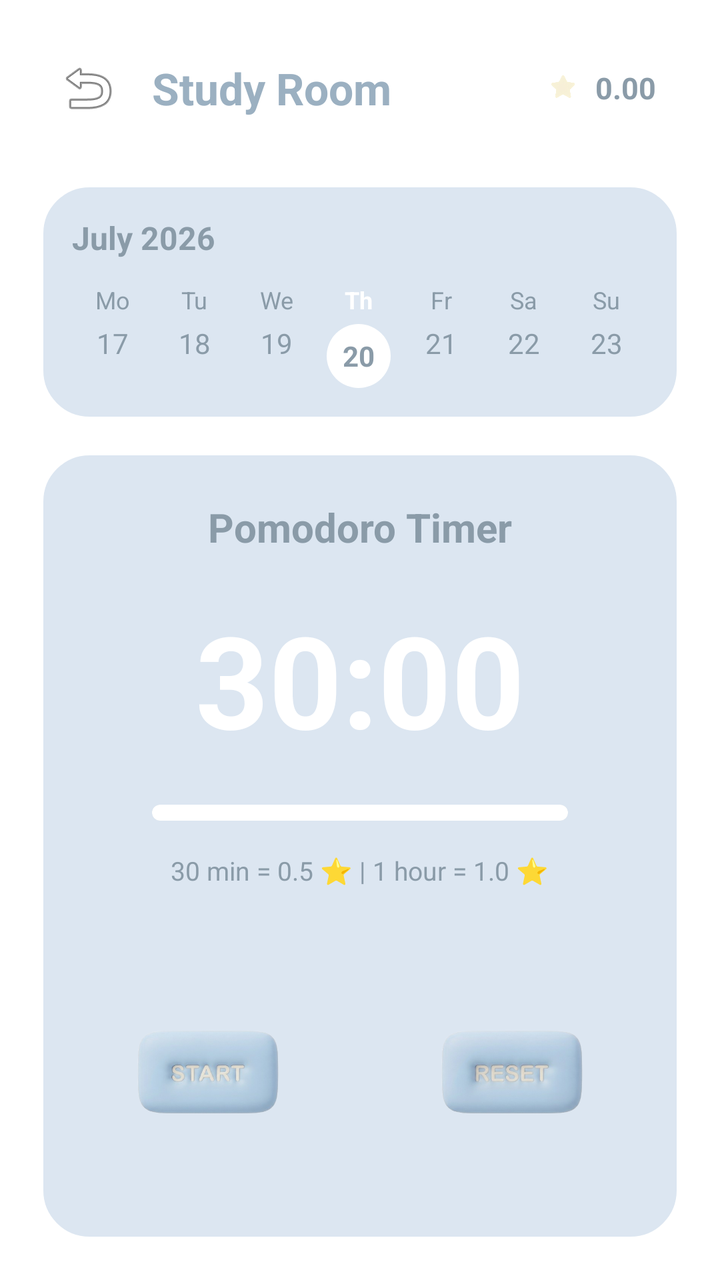
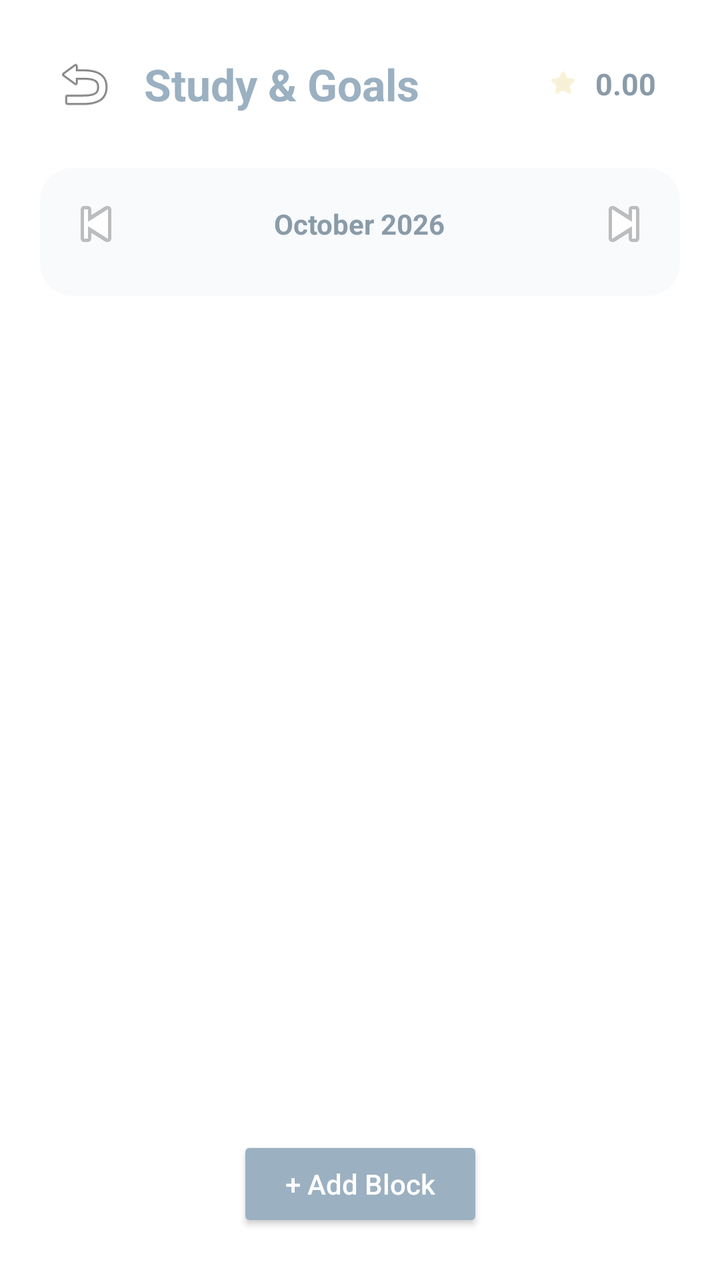

The first picture is an Android layout as it rendered before a commit; the second is the same layout after the commit. The layout source and the unified diff follow.
<!-- AndroidManifest.xml: activity theme Theme.AppCompat.Light.NoActionBar -->
<!-- res/layout/activity_study.xml -->
<?xml version="1.0" encoding="utf-8"?>
<androidx.constraintlayout.widget.ConstraintLayout
    xmlns:android="http://schemas.android.com/apk/res/android"
    xmlns:app="http://schemas.android.com/apk/res-auto"
    xmlns:tools="http://schemas.android.com/tools"
    android:layout_width="match_parent"
    android:layout_height="match_parent"
    android:background="@color/bg_white"
    android:padding="20dp"
    tools:context=".StudyActivity">

    
    <ImageButton
        android:id="@+id/btn_back"
        android:layout_width="48dp"
        android:layout_height="48dp"
        android:background="?android:attr/selectableItemBackgroundBorderless"
        android:contentDescription="Назад"
        android:src="@android:drawable/ic_menu_revert"
        app:layout_constraintStart_toStartOf="parent"
        app:layout_constraintTop_toTopOf="parent" />

    
    <TextView
        android:id="@+id/study_title"
        android:layout_width="wrap_content"
        android:layout_height="wrap_content"
        android:text="Study Room"
        android:textColor="#9BB0C1"
        android:textSize="22sp"
        android:textStyle="bold"
        android:layout_marginStart="8dp"
        app:layout_constraintBottom_toBottomOf="@id/btn_back"
        app:layout_constraintStart_toEndOf="@id/btn_back"
        app:layout_constraintTop_toTopOf="@id/btn_back" />

    
    <LinearLayout
        android:id="@+id/coins_container"
        android:layout_width="wrap_content"
        android:layout_height="36dp"
        android:background="@drawable/bg_button_white"
        android:elevation="0dp"
        android:gravity="center"
        android:orientation="horizontal"
        android:paddingHorizontal="12dp"
        app:layout_constraintBottom_toBottomOf="@id/btn_back"
        app:layout_constraintEnd_toEndOf="parent"
        app:layout_constraintTop_toTopOf="@id/btn_back">

        
        <ImageView
            android:layout_width="20dp"
            android:layout_height="20dp"
            android:layout_marginEnd="6dp"
            android:src="@drawable/star_coin_ico" />

        <TextView
            android:id="@+id/tv_coins_score"
            android:layout_width="wrap_content"
            android:layout_height="wrap_content"
            android:text="0.00"
            android:textColor="#8A9BA8"
            android:textSize="15sp"
            android:textStyle="bold" />
    </LinearLayout>

    
    <FrameLayout
        android:id="@+id/calendar_card"
        android:layout_width="match_parent"
        android:layout_height="wrap_content"
        android:layout_marginTop="24dp"
        android:background="@drawable/bg_home_card"
        app:layout_constraintTop_toBottomOf="@id/btn_back">

        <LinearLayout
            android:layout_width="match_parent"
            android:layout_height="wrap_content"
            android:orientation="vertical"
            android:padding="16dp">

            <TextView
                android:id="@+id/tv_calendar_month"
                android:layout_width="wrap_content"
                android:layout_height="wrap_content"
                android:text="July 2026"
                android:textColor="#8A9BA8"
                android:textSize="16sp"
                android:textStyle="bold"
                android:layout_marginBottom="12dp"/>

            
            <LinearLayout
                android:layout_width="match_parent"
                android:layout_height="wrap_content"
                android:orientation="horizontal"
                android:weightSum="7">

                
                <LinearLayout
                    android:layout_width="0dp"
                    android:layout_height="wrap_content"
                    android:layout_weight="1"
                    android:gravity="center"
                    android:orientation="vertical">
                    <TextView android:layout_width="wrap_content" android:layout_height="wrap_content" android:text="Mo" android:textColor="#8A9BA8" android:textSize="12sp"/>
                    <TextView android:layout_width="wrap_content" android:layout_height="wrap_content" android:text="17" android:textColor="#8A9BA8" android:textSize="14sp" android:layout_marginTop="4dp"/>
                </LinearLayout>

                
                <LinearLayout
                    android:layout_width="0dp"
                    android:layout_height="wrap_content"
                    android:layout_weight="1"
                    android:gravity="center"
                    android:orientation="vertical">
                    <TextView android:layout_width="wrap_content" android:layout_height="wrap_content" android:text="Tu" android:textColor="#8A9BA8" android:textSize="12sp"/>
                    <TextView android:layout_width="wrap_content" android:layout_height="wrap_content" android:text="18" android:textColor="#8A9BA8" android:textSize="14sp" android:layout_marginTop="4dp"/>
                </LinearLayout>

                
                <LinearLayout
                    android:layout_width="0dp"
                    android:layout_height="wrap_content"
                    android:layout_weight="1"
                    android:gravity="center"
                    android:orientation="vertical">
                    <TextView android:layout_width="wrap_content" android:layout_height="wrap_content" android:text="We" android:textColor="#8A9BA8" android:textSize="12sp"/>
                    <TextView android:layout_width="wrap_content" android:layout_height="wrap_content" android:text="19" android:textColor="#8A9BA8" android:textSize="14sp" android:layout_marginTop="4dp"/>
                </LinearLayout>

                
                <LinearLayout
                    android:layout_width="0dp"
                    android:layout_height="wrap_content"
                    android:layout_weight="1"
                    android:gravity="center"
                    android:orientation="vertical">
                    <TextView android:layout_width="wrap_content" android:layout_height="wrap_content" android:text="Th" android:textColor="#FFFFFF" android:textSize="12sp" android:textStyle="bold"/>
                    <TextView
                        android:layout_width="32dp"
                        android:layout_height="32dp"
                        android:text="20"
                        android:textColor="#8A9BA8"
                        android:textSize="14sp"
                        android:textStyle="bold"
                        android:gravity="center"
                        android:background="@drawable/bg_selected_day"
                        android:layout_marginTop="4dp"/>
                </LinearLayout>

                
                <LinearLayout
                    android:layout_width="0dp"
                    android:layout_height="wrap_content"
                    android:layout_weight="1"
                    android:gravity="center"
                    android:orientation="vertical">
                    <TextView android:layout_width="wrap_content" android:layout_height="wrap_content" android:text="Fr" android:textColor="#8A9BA8" android:textSize="12sp"/>
                    <TextView android:layout_width="wrap_content" android:layout_height="wrap_content" android:text="21" android:textColor="#8A9BA8" android:textSize="14sp" android:layout_marginTop="4dp"/>
                </LinearLayout>

                
                <LinearLayout
                    android:layout_width="0dp"
                    android:layout_height="wrap_content"
                    android:layout_weight="1"
                    android:gravity="center"
                    android:orientation="vertical">
                    <TextView android:layout_width="wrap_content" android:layout_height="wrap_content" android:text="Sa" android:textColor="#8A9BA8" android:textSize="12sp"/>
                    <TextView android:layout_width="wrap_content" android:layout_height="wrap_content" android:text="22" android:textColor="#8A9BA8" android:textSize="14sp" android:layout_marginTop="4dp"/>
                </LinearLayout>

                
                <LinearLayout
                    android:layout_width="0dp"
                    android:layout_height="wrap_content"
                    android:layout_weight="1"
                    android:gravity="center"
                    android:orientation="vertical">
                    <TextView android:layout_width="wrap_content" android:layout_height="wrap_content" android:text="Su" android:textColor="#8A9BA8" android:textSize="12sp"/>
                    <TextView android:layout_width="wrap_content" android:layout_height="wrap_content" android:text="23" android:textColor="#8A9BA8" android:textSize="14sp" android:layout_marginTop="4dp"/>
                </LinearLayout>

            </LinearLayout>

        </LinearLayout>
    </FrameLayout>

    
    <FrameLayout
        android:id="@+id/pomodoro_card"
        android:layout_width="match_parent"
        android:layout_height="0dp"
        android:layout_marginTop="16dp"
        android:background="@drawable/bg_grid_card"
        app:layout_constraintBottom_toBottomOf="parent"
        app:layout_constraintTop_toBottomOf="@id/calendar_card">

        <LinearLayout
            android:layout_width="match_parent"
            android:layout_height="match_parent"
            android:gravity="center"
            android:orientation="vertical"
            android:padding="24dp">

            <TextView
                android:layout_width="wrap_content"
                android:layout_height="wrap_content"
                android:text="Pomodoro Timer"
                android:textColor="#8A9BA8"
                android:textSize="20sp"
                android:textStyle="bold" />

            
            <TextView
                android:id="@+id/tv_timer"
                android:layout_width="wrap_content"
                android:layout_height="wrap_content"
                android:layout_marginTop="20dp"
                android:text="30:00"
                android:textColor="#FFFFFF"
                android:textSize="64sp"
                android:textStyle="bold"
                android:clickable="true"
                android:focusable="true"
                android:background="?android:attr/selectableItemBackground" />

            
            <ProgressBar
                android:id="@+id/pb_timer"
                style="?android:attr/progressBarStyleHorizontal"
                android:layout_width="match_parent"
                android:layout_height="8dp"
                android:layout_marginTop="20dp"
                android:layout_marginHorizontal="32dp"
                android:max="1800"
                android:progress="1800"
                android:progressDrawable="@drawable/bg_progress_bar" />

            
            <TextView
                android:layout_width="wrap_content"
                android:layout_height="wrap_content"
                android:layout_marginTop="16dp"
                android:text="30 min = 0.5 ⭐ | 1 hour = 1.0 ⭐"
                android:textColor="#8A9BA8"
                android:textSize="13sp" />

            
            <LinearLayout
                android:layout_width="match_parent"
                android:layout_height="wrap_content"
                android:layout_marginTop="32dp"
                android:gravity="center"
                android:orientation="horizontal">

                
                <ImageButton
                    android:id="@+id/btn_start_pause"
                    android:layout_width="128dp"
                    android:layout_height="128dp"
                    android:background="?android:attr/selectableItemBackgroundBorderless"
                    android:contentDescription="Старт/Пауза"
                    android:scaleType="fitCenter"
                    android:src="@drawable/start" />


                <ImageButton
                    android:id="@+id/btn_reset"
                    android:layout_width="128dp"
                    android:layout_height="128dp"
                    android:layout_marginStart="24dp"
                    android:background="?android:attr/selectableItemBackgroundBorderless"
                    android:contentDescription="Сброс"
                    android:scaleType="fitCenter"
                    android:src="@drawable/reset" />

            </LinearLayout>
        </LinearLayout>
    </FrameLayout>

</androidx.constraintlayout.widget.ConstraintLayout>
<!-- resources referenced by this layout -->
<resources>
  <color name="bg_white">#FFFFFF</color>
  <!-- drawable bg_button_white (drawable) -->
  <?xml version="1.0" encoding="utf-8"?>
  <shape xmlns:android="http://schemas.android.com/apk/res/android"
      android:shape="rectangle">
      <solid android:color="#FFFFFF" />
      <corners android:radius="16dp" />
  </shape>
  <!-- drawable bg_grid_card (drawable) -->
  <?xml version="1.0" encoding="utf-8"?>
  <shape xmlns:android="http://schemas.android.com/apk/res/android"
      android:shape="rectangle">
      <solid android:color="#DCE6F1" />
      <stroke android:width="1.5dp" android:color="#FFFFFF" />
      <corners android:radius="24dp" />
  </shape>
  <!-- drawable bg_home_card (drawable) -->
  <?xml version="1.0" encoding="utf-8"?>
  <shape xmlns:android="http://schemas.android.com/apk/res/android"
      android:shape="rectangle">
      <solid android:color="#DCE6F1" />
      <stroke android:width="1.5dp" android:color="#FFFFFF" />
      <corners android:radius="24dp" />
  </shape>
  <!-- drawable bg_progress_bar (drawable) -->
  <?xml version="1.0" encoding="utf-8"?>
  <layer-list xmlns:android="http://schemas.android.com/apk/res/android">
      
      <item android:id="@android:id/background">
          <shape>
              <corners android:radius="4dp" />
              <solid android:color="#BFCFD9" />
          </shape>
      </item>
      
      <item android:id="@android:id/progress">
          <clip>
              <shape>
                  <corners android:radius="4dp" />
                  <solid android:color="#FFFFFF" />
              </shape>
          </clip>
      </item>
  </layer-list>
  <!-- drawable bg_selected_day (drawable) -->
  <?xml version="1.0" encoding="utf-8"?>
  <shape xmlns:android="http://schemas.android.com/apk/res/android"
      android:shape="oval">
      <solid android:color="#FFFFFF" />
      <size android:width="36dp" android:height="36dp" />
  </shape>
  <!-- drawable reset: png bitmap (drawable, 87057 bytes) -->
  <!-- drawable star_coin_ico: png bitmap (drawable, 37972 bytes) -->
  <!-- drawable start: png bitmap (drawable, 83809 bytes) -->
</resources>

<!-- the commit's change to res/layout/activity_study.xml (unified diff, before → after) -->
@@ -1,284 +1,161 @@
 <?xml version="1.0" encoding="utf-8"?>
-<androidx.constraintlayout.widget.ConstraintLayout
-    xmlns:android="http://schemas.android.com/apk/res/android"
+<androidx.constraintlayout.widget.ConstraintLayout xmlns:android="http://schemas.android.com/apk/res/android"
     xmlns:app="http://schemas.android.com/apk/res-auto"
-    xmlns:tools="http://schemas.android.com/tools"
     android:layout_width="match_parent"
     android:layout_height="match_parent"
-    android:background="@color/bg_white"
-    android:padding="20dp"
-    tools:context=".StudyActivity">
+    android:background="@color/bg_white">
 
     
-    <ImageButton
-        android:id="@+id/btn_back"
-        android:layout_width="48dp"
-        android:layout_height="48dp"
-        android:background="?android:attr/selectableItemBackgroundBorderless"
-        android:contentDescription="Назад"
-        android:src="@android:drawable/ic_menu_revert"
-        app:layout_constraintStart_toStartOf="parent"
-        app:layout_constraintTop_toTopOf="parent" />
+    <androidx.constraintlayout.widget.ConstraintLayout
+        android:id="@+id/top_bar"
+        android:layout_width="match_parent"
+        android:layout_height="wrap_content"
+        android:paddingHorizontal="20dp"
+        android:paddingTop="20dp"
+        android:paddingBottom="12dp"
+        app:layout_constraintTop_toTopOf="parent">
+
+        <ImageButton
+            android:id="@+id/btn_back"
+            android:layout_width="44dp"
+            android:layout_height="44dp"
+            android:background="?android:attr/selectableItemBackgroundBorderless"
+            android:contentDescription="Back"
+            android:src="@android:drawable/ic_menu_revert"
+            app:layout_constraintBottom_toBottomOf="parent"
+            app:layout_constraintStart_toStartOf="parent"
+            app:layout_constraintTop_toTopOf="parent" />
+
+        <TextView
+            android:id="@+id/study_title"
+            android:layout_width="wrap_content"
+            android:layout_height="wrap_content"
+            android:layout_marginStart="8dp"
+            android:text="Study &amp; Goals"
+            android:textColor="#9BB0C1"
+            android:textSize="22sp"
+            android:textStyle="bold"
+            app:layout_constraintBottom_toBottomOf="@id/btn_back"
+            app:layout_constraintStart_toEndOf="@id/btn_back"
+            app:layout_constraintTop_toTopOf="@id/btn_back" />
+
+        
+        <LinearLayout
+            android:id="@+id/coins_container"
+            android:layout_width="wrap_content"
+            android:layout_height="36dp"
+            android:background="@drawable/bg_button_white"
+            android:gravity="center"
+            android:orientation="horizontal"
+            android:paddingHorizontal="12dp"
+            app:layout_constraintBottom_toBottomOf="@id/btn_back"
+            app:layout_constraintEnd_toEndOf="parent"
+            app:layout_constraintTop_toTopOf="@id/btn_back">
+
+            <ImageView
+                android:layout_width="20dp"
+                android:layout_height="20dp"
+                android:layout_marginEnd="6dp"
+                android:src="@drawable/star_coin_ico" />
+
+            <TextView
+                android:id="@+id/tv_coins_score"
+                android:layout_width="wrap_content"
+                android:layout_height="wrap_content"
+                android:text="0.00"
+                android:textColor="#8A9BA8"
+                android:textSize="15sp"
+                android:textStyle="bold" />
+        </LinearLayout>
+    </androidx.constraintlayout.widget.ConstraintLayout>
 
     
-    <TextView
-        android:id="@+id/study_title"
-        android:layout_width="wrap_content"
-        android:layout_height="wrap_content"
-        android:text="Study Room"
-        android:textColor="#9BB0C1"
-        android:textSize="22sp"
-        android:textStyle="bold"
-        android:layout_marginStart="8dp"
-        app:layout_constraintBottom_toBottomOf="@id/btn_back"
-        app:layout_constraintStart_toEndOf="@id/btn_back"
-        app:layout_constraintTop_toTopOf="@id/btn_back" />
-
-    
-    <LinearLayout
-        android:id="@+id/coins_container"
-        android:layout_width="wrap_content"
-        android:layout_height="36dp"
-        android:background="@drawable/bg_button_white"
-        android:elevation="0dp"
-        android:gravity="center"
-        android:orientation="horizontal"
-        android:paddingHorizontal="12dp"
-        app:layout_constraintBottom_toBottomOf="@id/btn_back"
-        app:layout_constraintEnd_toEndOf="parent"
-        app:layout_constraintTop_toTopOf="@id/btn_back">
-
-        
-        <ImageView
-            android:layout_width="20dp"
-            android:layout_height="20dp"
-            android:layout_marginEnd="6dp"
-            android:src="@drawable/star_coin_ico" />
-
-        <TextView
-            android:id="@+id/tv_coins_score"
-            android:layout_width="wrap_content"
-            android:layout_height="wrap_content"
-            android:text="0.00"
-            android:textColor="#8A9BA8"
-            android:textSize="15sp"
-            android:textStyle="bold" />
-    </LinearLayout>
-
-    
-    <FrameLayout
+    <androidx.cardview.widget.CardView
         android:id="@+id/calendar_card"
         android:layout_width="match_parent"
         android:layout_height="wrap_content"
-        android:layout_marginTop="24dp"
-        android:background="@drawable/bg_home_card"
-        app:layout_constraintTop_toBottomOf="@id/btn_back">
+        android:layout_marginHorizontal="20dp"
+        android:layout_marginTop="8dp"
+        app:cardBackgroundColor="#F8FAFC"
+        app:cardCornerRadius="16dp"
+        app:cardElevation="0dp"
+        app:layout_constraintTop_toBottomOf="@id/top_bar">
 
         <LinearLayout
             android:layout_width="match_parent"
             android:layout_height="wrap_content"
             android:orientation="vertical"
-            android:padding="16dp">
+            android:padding="12dp">
 
-            <TextView
-                android:id="@+id/tv_calendar_month"
-                android:layout_width="wrap_content"
+            
+            <RelativeLayout
+                android:layout_width="match_parent"
                 android:layout_height="wrap_content"
-                android:text="July 2026"
-                android:textColor="#8A9BA8"
-                android:textSize="16sp"
-                android:textStyle="bold"
-                android:layout_marginBottom="12dp"/>
+                android:layout_marginBottom="8dp">
+
+                <ImageButton
+                    android:id="@+id/btn_prev_week"
+                    android:layout_width="32dp"
+                    android:layout_height="32dp"
+                    android:layout_alignParentStart="true"
+                    android:background="?android:attr/selectableItemBackgroundBorderless"
+                    android:src="@android:drawable/ic_media_previous" />
+
+                <TextView
+                    android:id="@+id/tv_calendar_month"
+                    android:layout_width="wrap_content"
+                    android:layout_height="wrap_content"
+                    android:layout_centerInParent="true"
+                    android:text="October 2026"
+                    android:textColor="#8A9BA8"
+                    android:textSize="14sp"
+                    android:textStyle="bold" />
+
+                <ImageButton
+                    android:id="@+id/btn_next_week"
+                    android:layout_width="32dp"
+                    android:layout_height="32dp"
+                    android:layout_alignParentEnd="true"
+                    android:background="?android:attr/selectableItemBackgroundBorderless"
+                    android:src="@android:drawable/ic_media_next" />
+            </RelativeLayout>
 
             
             <LinearLayout
+                android:id="@+id/days_row_container"
                 android:layout_width="match_parent"
                 android:layout_height="wrap_content"
                 android:orientation="horizontal"
-                android:weightSum="7">
-
-                
-                <LinearLayout
-                    android:layout_width="0dp"
-                    android:layout_height="wrap_content"
-                    android:layout_weight="1"
-                    android:gravity="center"
-                    android:orientation="vertical">
-                    <TextView android:layout_width="wrap_content" android:layout_height="wrap_content" android:text="Mo" android:textColor="#8A9BA8" android:textSize="12sp"/>
-                    <TextView android:layout_width="wrap_content" android:layout_height="wrap_content" android:text="17" android:textColor="#8A9BA8" android:textSize="14sp" android:layout_marginTop="4dp"/>
-                </LinearLayout>
-
-                
-                <LinearLayout
-                    android:layout_width="0dp"
-                    android:layout_height="wrap_content"
-                    android:layout_weight="1"
-                    android:gravity="center"
-                    android:orientation="vertical">
-                    <TextView android:layout_width="wrap_content" android:layout_height="wrap_content" android:text="Tu" android:textColor="#8A9BA8" android:textSize="12sp"/>
-                    <TextView android:layout_width="wrap_content" android:layout_height="wrap_content" android:text="18" android:textColor="#8A9BA8" android:textSize="14sp" android:layout_marginTop="4dp"/>
-                </LinearLayout>
-
-                
-                <LinearLayout
-                    android:layout_width="0dp"
-                    android:layout_height="wrap_content"
-                    android:layout_weight="1"
-                    android:gravity="center"
-                    android:orientation="vertical">
-                    <TextView android:layout_width="wrap_content" android:layout_height="wrap_content" android:text="We" android:textColor="#8A9BA8" android:textSize="12sp"/>
-                    <TextView android:layout_width="wrap_content" android:layout_height="wrap_content" android:text="19" android:textColor="#8A9BA8" android:textSize="14sp" android:layout_marginTop="4dp"/>
-                </LinearLayout>
-
-                
-                <LinearLayout
-                    android:layout_width="0dp"
-                    android:layout_height="wrap_content"
-                    android:layout_weight="1"
-                    android:gravity="center"
-                    android:orientation="vertical">
-                    <TextView android:layout_width="wrap_content" android:layout_height="wrap_content" android:text="Th" android:textColor="#FFFFFF" android:textSize="12sp" android:textStyle="bold"/>
-                    <TextView
-                        android:layout_width="32dp"
-                        android:layout_height="32dp"
-                        android:text="20"
-                        android:textColor="#8A9BA8"
-                        android:textSize="14sp"
-                        android:textStyle="bold"
-                        android:gravity="center"
-                        android:background="@drawable/bg_selected_day"
-                        android:layout_marginTop="4dp"/>
-                </LinearLayout>
-
-                
-                <LinearLayout
-                    android:layout_width="0dp"
-                    android:layout_height="wrap_content"
-                    android:layout_weight="1"
-                    android:gravity="center"
-                    android:orientation="vertical">
-                    <TextView android:layout_width="wrap_content" android:layout_height="wrap_content" android:text="Fr" android:textColor="#8A9BA8" android:textSize="12sp"/>
-                    <TextView android:layout_width="wrap_content" android:layout_height="wrap_content" android:text="21" android:textColor="#8A9BA8" android:textSize="14sp" android:layout_marginTop="4dp"/>
-                </LinearLayout>
-
-                
-                <LinearLayout
-                    android:layout_width="0dp"
-                    android:layout_height="wrap_content"
-                    android:layout_weight="1"
-                    android:gravity="center"
-                    android:orientation="vertical">
-                    <TextView android:layout_width="wrap_content" android:layout_height="wrap_content" android:text="Sa" android:textColor="#8A9BA8" android:textSize="12sp"/>
-                    <TextView android:layout_width="wrap_content" android:layout_height="wrap_content" android:text="22" android:textColor="#8A9BA8" android:textSize="14sp" android:layout_marginTop="4dp"/>
-                </LinearLayout>
-
-                
-                <LinearLayout
-                    android:layout_width="0dp"
-                    android:layout_height="wrap_content"
-                    android:layout_weight="1"
-                    android:gravity="center"
-                    android:orientation="vertical">
-                    <TextView android:layout_width="wrap_content" android:layout_height="wrap_content" android:text="Su" android:textColor="#8A9BA8" android:textSize="12sp"/>
-                    <TextView android:layout_width="wrap_content" android:layout_height="wrap_content" android:text="23" android:textColor="#8A9BA8" android:textSize="14sp" android:layout_marginTop="4dp"/>
-                </LinearLayout>
-
-            </LinearLayout>
-
+                android:weightSum="7" />
         </LinearLayout>
-    </FrameLayout>
+    </androidx.cardview.widget.CardView>
 
     
-    <FrameLayout
-        android:id="@+id/pomodoro_card"
+    <androidx.recyclerview.widget.RecyclerView
+        android:id="@+id/rv_study_blocks"
         android:layout_width="match_parent"
         android:layout_height="0dp"
-        android:layout_marginTop="16dp"
-        android:background="@drawable/bg_grid_card"
+        android:clipToPadding="false"
+        android:paddingTop="12dp"
+        android:paddingBottom="84dp"
         app:layout_constraintBottom_toBottomOf="parent"
-        app:layout_constraintTop_toBottomOf="@id/calendar_card">
+        app:layout_constraintTop_toBottomOf="@id/calendar_card" />
 
-        <LinearLayout
-            android:layout_width="match_parent"
-            android:layout_height="match_parent"
-            android:gravity="center"
-            android:orientation="vertical"
-            android:padding="24dp">
-
-            <TextView
-                android:layout_width="wrap_content"
-                android:layout_height="wrap_content"
-                android:text="Pomodoro Timer"
-                android:textColor="#8A9BA8"
-                android:textSize="20sp"
-                android:textStyle="bold" />
-
-            
-            <TextView
-                android:id="@+id/tv_timer"
-                android:layout_width="wrap_content"
-                android:layout_height="wrap_content"
-                android:layout_marginTop="20dp"
-                android:text="30:00"
-                android:textColor="#FFFFFF"
-                android:textSize="64sp"
-                android:textStyle="bold"
-                android:clickable="true"
-                android:focusable="true"
-                android:background="?android:attr/selectableItemBackground" />
-
-            
-            <ProgressBar
-                android:id="@+id/pb_timer"
-                style="?android:attr/progressBarStyleHorizontal"
-                android:layout_width="match_parent"
-                android:layout_height="8dp"
-                android:layout_marginTop="20dp"
-                android:layout_marginHorizontal="32dp"
-                android:max="1800"
-                android:progress="1800"
-                android:progressDrawable="@drawable/bg_progress_bar" />
-
-            
-            <TextView
-                android:layout_width="wrap_content"
-                android:layout_height="wrap_content"
-                android:layout_marginTop="16dp"
-                android:text="30 min = 0.5 ⭐ | 1 hour = 1.0 ⭐"
-                android:textColor="#8A9BA8"
-                android:textSize="13sp" />
-
-            
-            <LinearLayout
-                android:layout_width="match_parent"
-                android:layout_height="wrap_content"
-                android:layout_marginTop="32dp"
-                android:gravity="center"
-                android:orientation="horizontal">
-
-                
-                <ImageButton
-                    android:id="@+id/btn_start_pause"
-                    android:layout_width="128dp"
-                    android:layout_height="128dp"
-                    android:background="?android:attr/selectableItemBackgroundBorderless"
-                    android:contentDescription="Старт/Пауза"
-                    android:scaleType="fitCenter"
-                    android:src="@drawable/start" />
-
-
-                <ImageButton
-                    android:id="@+id/btn_reset"
-                    android:layout_width="128dp"
-                    android:layout_height="128dp"
-                    android:layout_marginStart="24dp"
-                    android:background="?android:attr/selectableItemBackgroundBorderless"
-                    android:contentDescription="Сброс"
-                    android:scaleType="fitCenter"
-                    android:src="@drawable/reset" />
-
-            </LinearLayout>
-        </LinearLayout>
-    </FrameLayout>
+    
+    
+    <Button
+        android:id="@+id/btn_add_block"
+        android:layout_width="wrap_content"
+        android:layout_height="48dp"
+        android:layout_marginBottom="24dp"
+        android:backgroundTint="#9BB0C1"
+        android:paddingHorizontal="24dp"
+        android:text="+ Add Block"
+        android:textAllCaps="false"
+        android:textColor="#FFFFFF"
+        android:textSize="14sp"
+        app:layout_constraintBottom_toBottomOf="parent"
+        app:layout_constraintEnd_toEndOf="parent"
+        app:layout_constraintStart_toStartOf="parent" />
 
 </androidx.constraintlayout.widget.ConstraintLayout>
<!-- resource entries referenced after the edit -->
@@ -8,51 +8,6 @@
       <solid android:color="#FFFFFF" />
       <corners android:radius="16dp" />
   </shape>
-  <!-- drawable bg_grid_card (drawable) -->
-  <?xml version="1.0" encoding="utf-8"?>
-  <shape xmlns:android="http://schemas.android.com/apk/res/android"
-      android:shape="rectangle">
-      <solid android:color="#DCE6F1" />
-      <stroke android:width="1.5dp" android:color="#FFFFFF" />
-      <corners android:radius="24dp" />
-  </shape>
-  <!-- drawable bg_home_card (drawable) -->
-  <?xml version="1.0" encoding="utf-8"?>
-  <shape xmlns:android="http://schemas.android.com/apk/res/android"
-      android:shape="rectangle">
-      <solid android:color="#DCE6F1" />
-      <stroke android:width="1.5dp" android:color="#FFFFFF" />
-      <corners android:radius="24dp" />
-  </shape>
-  <!-- drawable bg_progress_bar (drawable) -->
-  <?xml version="1.0" encoding="utf-8"?>
-  <layer-list xmlns:android="http://schemas.android.com/apk/res/android">
-      
-      <item android:id="@android:id/background">
-          <shape>
-              <corners android:radius="4dp" />
-              <solid android:color="#BFCFD9" />
-          </shape>
-      </item>
-      
-      <item android:id="@android:id/progress">
-          <clip>
-              <shape>
-                  <corners android:radius="4dp" />
-                  <solid android:color="#FFFFFF" />
-              </shape>
-          </clip>
-      </item>
-  </layer-list>
-  <!-- drawable bg_selected_day (drawable) -->
-  <?xml version="1.0" encoding="utf-8"?>
-  <shape xmlns:android="http://schemas.android.com/apk/res/android"
-      android:shape="oval">
-      <solid android:color="#FFFFFF" />
-      <size android:width="36dp" android:height="36dp" />
-  </shape>
-  <!-- drawable reset: png bitmap (drawable, 87057 bytes) -->
   <!-- drawable star_coin_ico: png bitmap (drawable, 37972 bytes) -->
-  <!-- drawable start: png bitmap (drawable, 83809 bytes) -->
 </resources>
 
